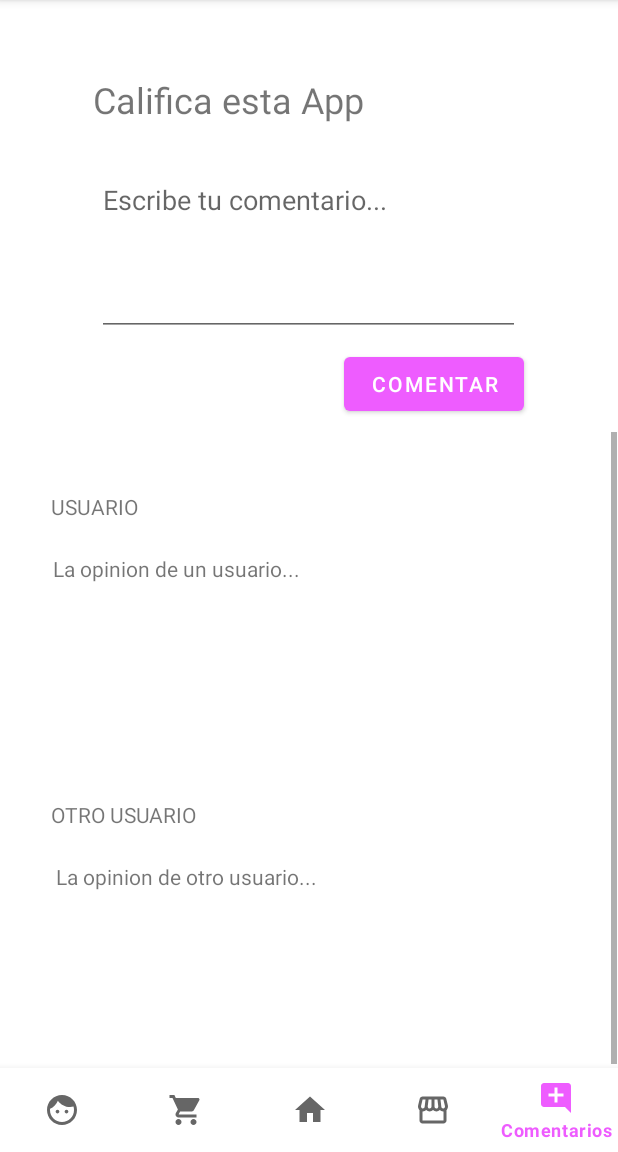
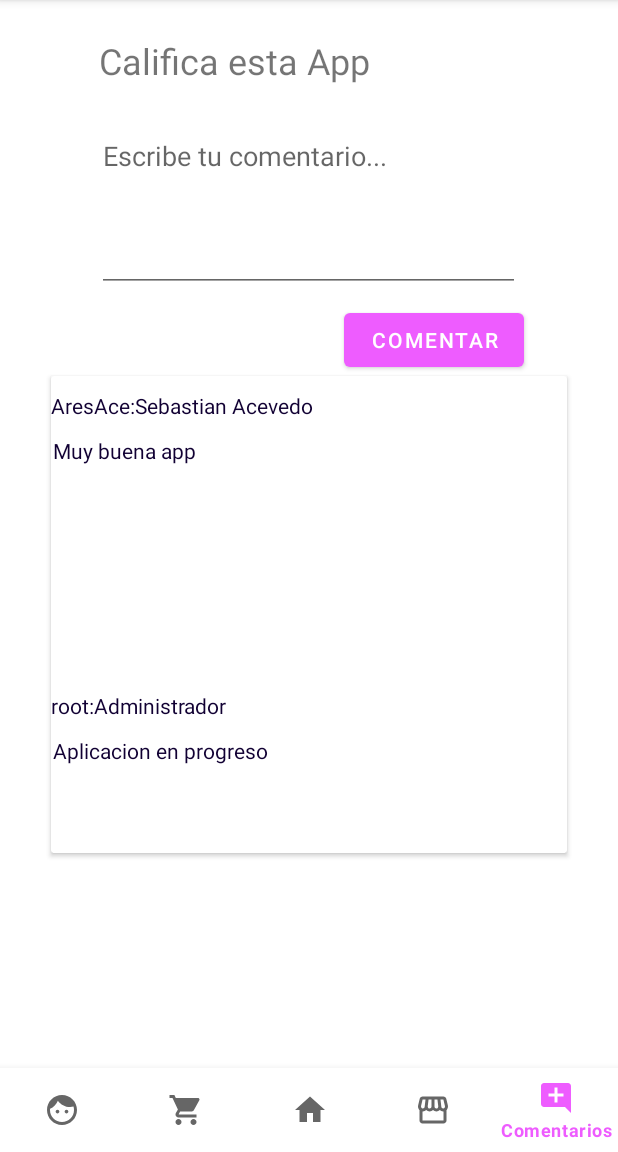
Before and after one commit to cauchomono/tienda, an Android app: the ComentsFragment screen opened through its navigation route, on a phone screen of 412 x 824 dp, the part 84-1236 px from its top. Run offline under Robolectric (Android 15) with nearby library versions, the phone set to English and light mode, and no system bars; our stand-ins replace Picasso, navigation-ui; pictures from the network do not load.

Commit message:
Comentarios con recycleView

```diff
--- a/app/build.gradle
+++ b/app/build.gradle
@@ -55,19 +55,20 @@ dependencies {
     testImplementation 'junit:junit:4.+'
     androidTestImplementation 'androidx.test.ext:junit:1.1.3'
     androidTestImplementation 'androidx.test.espresso:espresso-core:3.4.0'
-// Java language implementation
+    // Java language implementation
     implementation("androidx.navigation:navigation-fragment:2.3.5")
     implementation("androidx.navigation:navigation-ui:2.3.5")
 
-// Feature module Support
+    // Feature module Support
     implementation("androidx.navigation:navigation-dynamic-features-fragment:2.3.5")
 
     // Testing Navigation
     androidTestImplementation("androidx.navigation:navigation-testing:2.3.5")
 
-
+    //Picaso
     implementation 'com.squareup.picasso:picasso:2.71828'
 
-
+    //Recycle
+    implementation "androidx.recyclerview:recyclerview:1.2.1"
 
 }
--- /dev/null
+++ b/app/src/main/java/com/ciclo4/teksell/adapter/CommentAdapter.kt
@@ -0,0 +1,37 @@
+package com.ciclo4.teksell.adapter
+
+import android.view.LayoutInflater
+import android.view.View
+import android.view.ViewGroup
+import android.widget.TextView
+import androidx.recyclerview.widget.RecyclerView
+import com.ciclo4.teksell.R
+import com.ciclo4.teksell.model.Comment
+
+
+class CommentAdapter (val comments:List<Comment>):RecyclerView.Adapter<CommentAdapter.CommentHolder>(){
+
+    override fun onCreateViewHolder(parent: ViewGroup,viewType: Int): CommentAdapter.CommentHolder {
+        val layout = LayoutInflater.from(parent.context)
+        return CommentHolder(layout.inflate(R.layout.item_comment, parent, false))
+    }
+
+    override fun onBindViewHolder(holder: CommentAdapter.CommentHolder, position: Int) {
+        holder.render(comments[position])
+    }
+
+    override fun getItemCount(): Int =  comments.size
+
+    class CommentHolder(val view:View):RecyclerView.ViewHolder(view){
+
+        val tvUser : TextView = view.findViewById(R.id.tvUser)
+        val tvComm : TextView = view.findViewById(R.id.tvComment)
+
+        fun render(comment:Comment){
+            tvUser.text = (comment.username + ":"+comment.name)
+            tvComm.text = comment.comment
+        }
+
+    }
+
+}
--- a/app/src/main/java/com/ciclo4/teksell/adapter/ProductosAdapter.kt
+++ b/app/src/main/java/com/ciclo4/teksell/adapter/ProductosAdapter.kt
@@ -38,9 +38,13 @@ class ProductosAdapter (val productos:List<Productos>):RecyclerView.Adapter<Prod
             tvPrecioProducto.text = "$"+productos.precio.toString()
             Picasso.get().load(productos.image).into(ivImagenProducto)
             view.setOnClickListener {
-
+                click()
             }
 
+        }
+
+        fun click(){
+            println("Click")
         }
     }
 
--- /dev/null
+++ b/app/src/main/java/com/ciclo4/teksell/model/Comment.kt
@@ -0,0 +1,9 @@
+package com.ciclo4.teksell.model
+
+data class Comment(
+
+    val username:String,
+    val name:String,
+    val comment: String
+
+)
--- a/app/src/main/java/com/ciclo4/teksell/ui/fragments/CommentsFragment.kt
+++ b/app/src/main/java/com/ciclo4/teksell/ui/fragments/CommentsFragment.kt
@@ -5,7 +5,16 @@ import androidx.fragment.app.Fragment
 import android.view.LayoutInflater
 import android.view.View
 import android.view.ViewGroup
+import android.widget.Button
+import android.widget.TextView
+import androidx.recyclerview.widget.LinearLayoutManager
+import androidx.recyclerview.widget.RecyclerView
 import com.ciclo4.teksell.R
+import com.ciclo4.teksell.adapter.CommentAdapter
+import com.ciclo4.teksell.model.Comment
+import com.ciclo4.teksell.model.ListaUsuarios
+import com.ciclo4.teksell.model.Productos
+import com.google.android.material.textfield.TextInputEditText
 
 // TODO: Rename parameter arguments, choose names that match
 // the fragment initialization parameters, e.g. ARG_ITEM_NUMBER
@@ -28,6 +37,7 @@ class ComentsFragment : Fragment() {
             param1 = it.getString(ARG_PARAM1)
             param2 = it.getString(ARG_PARAM2)
         }
+
     }
 
     override fun onCreateView(
@@ -35,7 +45,26 @@ class ComentsFragment : Fragment() {
         savedInstanceState: Bundle?
     ): View? {
         // Inflate the layout for this fragment
-        return inflater.inflate(R.layout.fragment_comments, container, false)
+        val view = inflater.inflate(R.layout.fragment_comments, container, false)
+        initComment(view)
+        val btnComentar = view.findViewById<Button>(R.id.buttonComentar)
+        btnComentar.setOnClickListener {
+            comments.add(Comment("Prueba", "nombre", view.findViewById<TextInputEditText>(R.id.txtInput).text.toString()))
+            initComment(view)
+        }
+        return view
+    }
+
+    var comments = mutableListOf(
+        Comment("AresAce", "Sebastian Acevedo", "Muy buena app"),
+        Comment("root", "Administrador", "Aplicacion en progreso")
+    )
+
+    fun initComment(view: View){
+        val  rvComment: RecyclerView = view.findViewById(R.id.rvComments)
+        val adapter = CommentAdapter(comments)
+        rvComment.layoutManager = LinearLayoutManager(this.context)
+        rvComment.adapter = adapter
     }
 
     companion object {
--- a/app/src/main/res/layout/fragment_comments.xml
+++ b/app/src/main/res/layout/fragment_comments.xml
@@ -11,35 +11,33 @@
 
     <TextView
         android:id="@+id/textView6"
-        android:layout_width="283dp"
-        android:layout_height="38dp"
-        android:layout_marginTop="50dp"
+        android:layout_width="282dp"
+        android:layout_height="57dp"
+        android:layout_marginTop="24dp"
         android:text="Califica esta App"
         android:textSize="24sp"
         app:layout_constraintEnd_toEndOf="parent"
-        app:layout_constraintHorizontal_bias="0.484"
+        app:layout_constraintHorizontal_bias="0.508"
         app:layout_constraintStart_toStartOf="parent"
         app:layout_constraintTop_toTopOf="parent"
         tools:layout_conversion_absoluteHeight="36dp"
         tools:layout_conversion_absoluteWidth="322dp" />
 
     <com.google.android.material.textfield.TextInputEditText
-        android:id="@+id/textInputEditText2"
+        android:id="@+id/txtInput"
         android:layout_width="282dp"
         android:layout_height="113dp"
         android:gravity="top"
         android:hint="Escribe tu comentario..."
-        app:layout_constraintBottom_toTopOf="@+id/scrollView3"
         app:layout_constraintEnd_toEndOf="parent"
         app:layout_constraintHorizontal_bias="0.496"
         app:layout_constraintStart_toStartOf="parent"
         app:layout_constraintTop_toBottomOf="@+id/textView6"
-        app:layout_constraintVertical_bias="0.264"
         tools:layout_conversion_absoluteHeight="141dp"
         tools:layout_conversion_absoluteWidth="325dp" />
 
     <Button
-        android:id="@+id/button"
+        android:id="@+id/buttonComentar"
         android:layout_width="120dp"
         android:layout_height="48dp"
         android:layout_marginTop="8dp"
@@ -47,65 +45,21 @@
         app:layout_constraintEnd_toEndOf="parent"
         app:layout_constraintHorizontal_bias="0.786"
         app:layout_constraintStart_toStartOf="parent"
-        app:layout_constraintTop_toBottomOf="@+id/textInputEditText2" />
+        app:layout_constraintTop_toBottomOf="@+id/txtInput" />
 
-    <ScrollView
-        android:id="@+id/scrollView3"
-        android:layout_width="411dp"
-        android:layout_height="443dp"
-        android:layout_marginTop="288dp"
+    <androidx.cardview.widget.CardView
+        android:id="@+id/cardView"
+        android:layout_width="344dp"
+        android:layout_height="318dp"
         app:layout_constraintEnd_toEndOf="parent"
-        app:layout_constraintHorizontal_bias="0.0"
         app:layout_constraintStart_toStartOf="parent"
-        app:layout_constraintTop_toTopOf="parent">
+        app:layout_constraintTop_toBottomOf="@+id/buttonComentar">
 
-        <androidx.constraintlayout.widget.ConstraintLayout
-            android:id="@+id/linearLayout3"
+        <androidx.recyclerview.widget.RecyclerView
+            android:id="@+id/rvComments"
             android:layout_width="match_parent"
-            android:layout_height="wrap_content">
-
-            <TextView
-                android:id="@+id/textView"
-                android:layout_width="337dp"
-                android:layout_height="180dp"
-                android:layout_marginTop="20dp"
-                android:text="La opinion de otro usuario..."
-                app:layout_constraintEnd_toEndOf="parent"
-                app:layout_constraintStart_toStartOf="parent"
-                app:layout_constraintTop_toBottomOf="@+id/textView3" />
-
-            <TextView
-                android:id="@+id/textView3"
-                android:layout_width="344dp"
-                android:layout_height="21dp"
-                android:layout_marginTop="40dp"
-                android:text="OTRO USUARIO"
-                app:layout_constraintEnd_toEndOf="parent"
-                app:layout_constraintStart_toStartOf="parent"
-                app:layout_constraintTop_toBottomOf="@+id/textView13" />
-
-            <TextView
-                android:id="@+id/textView10"
-                android:layout_width="344dp"
-                android:layout_height="21dp"
-                android:layout_marginTop="40dp"
-                android:text="USUARIO"
-                app:layout_constraintEnd_toEndOf="parent"
-                app:layout_constraintStart_toStartOf="parent"
-                app:layout_constraintTop_toTopOf="parent" />
-
-            <TextView
-                android:id="@+id/textView13"
-                android:layout_width="341dp"
-                android:layout_height="124dp"
-                android:layout_marginTop="20dp"
-                android:text="La opinion de un usuario..."
-                app:layout_constraintEnd_toEndOf="parent"
-                app:layout_constraintStart_toStartOf="parent"
-                app:layout_constraintTop_toBottomOf="@+id/textView10" />
-
-        </androidx.constraintlayout.widget.ConstraintLayout>
-    </ScrollView>
+            android:layout_height="match_parent" />
+    </androidx.cardview.widget.CardView>
 
 
 </androidx.constraintlayout.widget.ConstraintLayout>
--- /dev/null
+++ b/app/src/main/res/layout/item_comment.xml
@@ -0,0 +1,36 @@
+<?xml version="1.0" encoding="utf-8"?>
+<androidx.constraintlayout.widget.ConstraintLayout xmlns:android="http://schemas.android.com/apk/res/android"
+    xmlns:app="http://schemas.android.com/apk/res-auto"
+    xmlns:tools="http://schemas.android.com/tools"
+    android:layout_width="match_parent"
+    android:layout_height="200dp"
+    android:orientation="vertical">
+
+    <TextView
+        android:id="@+id/tvUser"
+        android:layout_width="344dp"
+        android:layout_height="21dp"
+        android:layout_marginTop="10dp"
+        android:background="@color/material_on_primary_emphasis_high_type"
+        android:text="USUARIO"
+        android:textColor="@color/secondaryDarkColor"
+        app:layout_constraintEnd_toEndOf="parent"
+        app:layout_constraintHorizontal_bias="0.507"
+        app:layout_constraintStart_toStartOf="parent"
+        app:layout_constraintTop_toTopOf="parent" />
+
+    <TextView
+        android:id="@+id/tvComment"
+        android:layout_width="341dp"
+        android:layout_height="120dp"
+        android:layout_marginBottom="24dp"
+        android:background="@color/material_on_primary_emphasis_high_type"
+        android:text="La opinion de un usuario..."
+        android:textColor="@color/secondaryDarkColor"
+        app:layout_constraintBottom_toBottomOf="parent"
+        app:layout_constraintEnd_toEndOf="parent"
+        app:layout_constraintHorizontal_bias="0.528"
+        app:layout_constraintStart_toStartOf="parent"
+        app:layout_constraintTop_toBottomOf="@+id/tvUser"
+        app:layout_constraintVertical_bias="0.36" />
+</androidx.constraintlayout.widget.ConstraintLayout>
```
